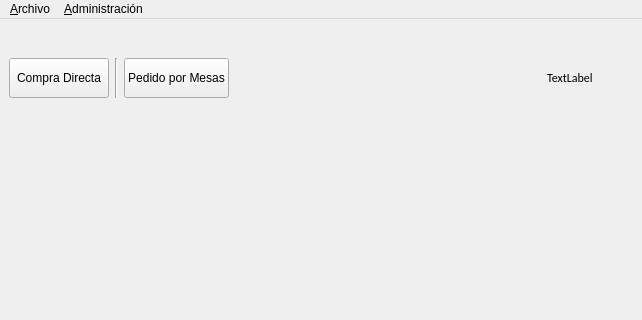
Qt form nostro/main_window/main_window.ui (manuell12/CafeNostro) before a commit; both pictures show x 0 to 642 and y 0 to 320 of the 642 by 462 pixel window.
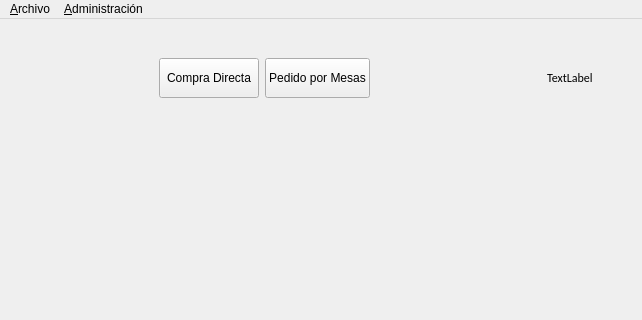
The same form after that commit.

```diff
--- a/nostro/main_window/main_window.ui
+++ b/nostro/main_window/main_window.ui
@@ -17,9 +17,15 @@
    <layout class="QVBoxLayout" name="verticalLayout">
     <item>
      <layout class="QHBoxLayout" name="horizontalLayout">
+      <property name="leftMargin">
+       <number>150</number>
+      </property>
       <property name="topMargin">
        <number>30</number>
       </property>
+      <property name="bottomMargin">
+       <number>20</number>
+      </property>
       <item>
        <widget class="QPushButton" name="pushButton_compra_directa">
         <property name="minimumSize">
@@ -33,13 +39,6 @@
         </property>
        </widget>
       </item>
-      <item>
-       <widget class="Line" name="line">
-        <property name="orientation">
-         <enum>Qt::Vertical</enum>
-        </property>
-       </widget>
-      </item>
       <item>
        <widget class="QPushButton" name="pushButton_mesas">
         <property name="minimumSize">
```
